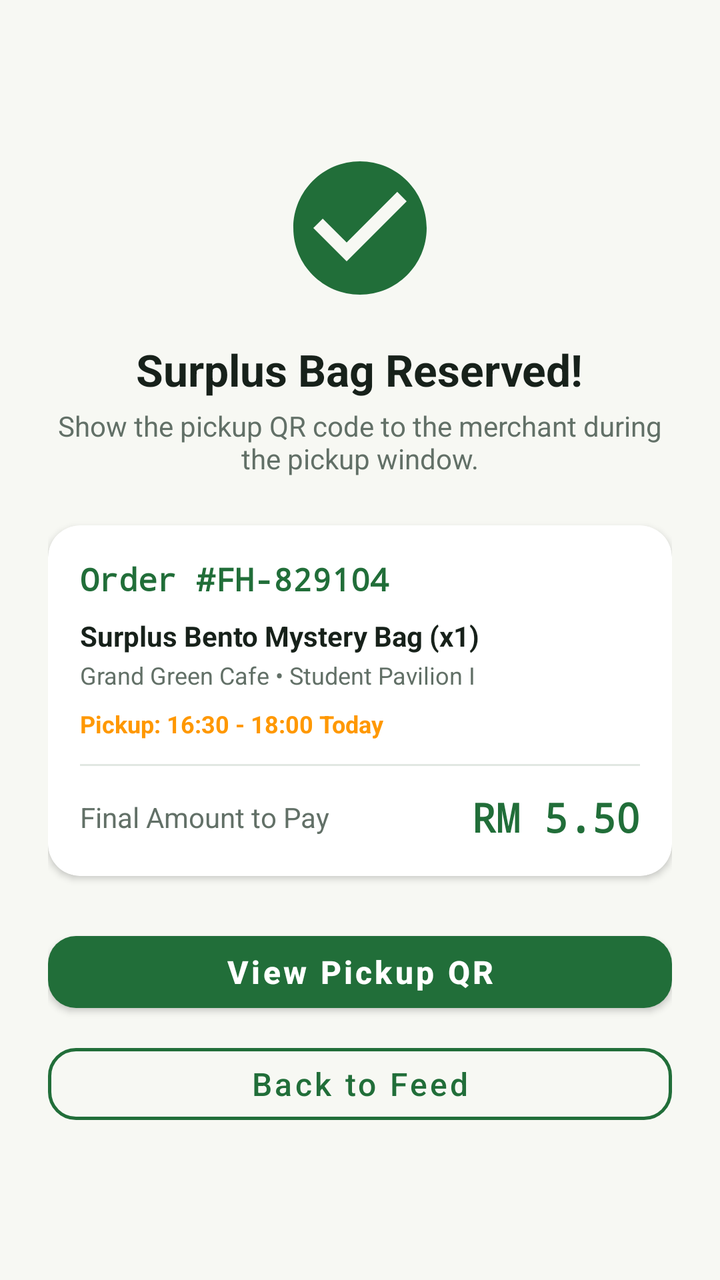
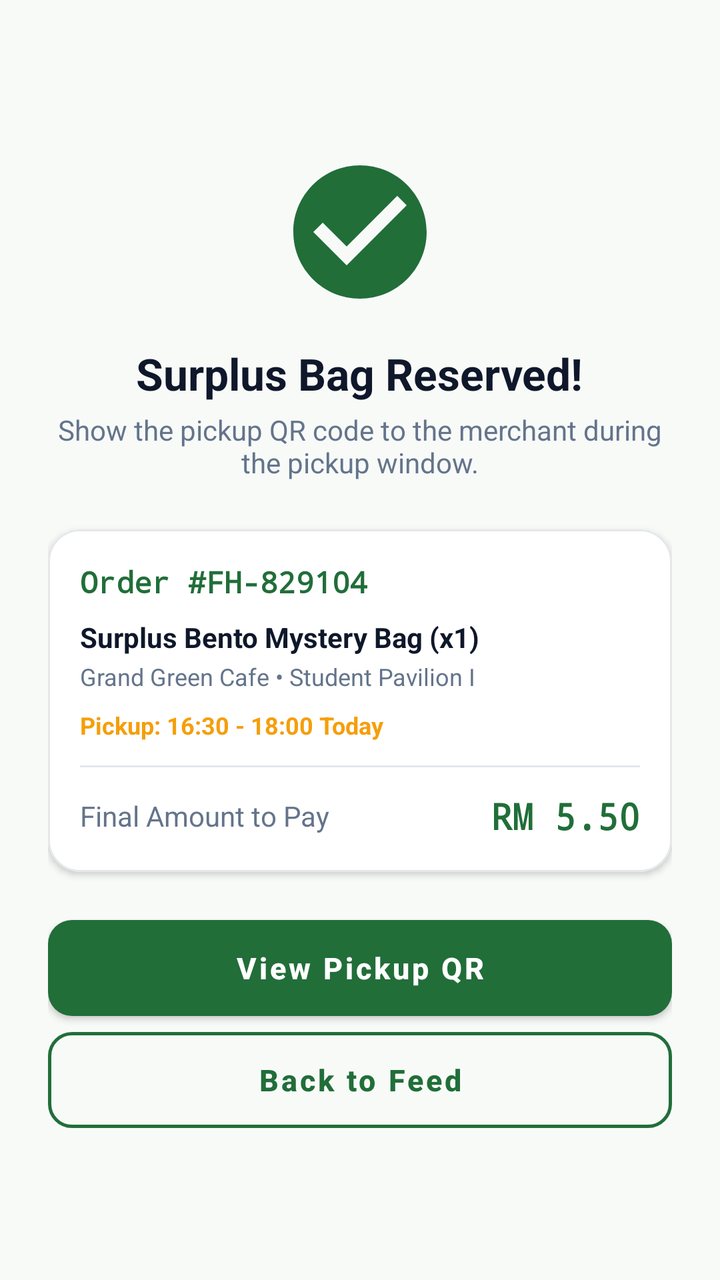

Before-and-after screenshots of an Android layout around one commit, followed by the original layout XML and the change that was made.
<!-- AndroidManifest.xml: application theme Theme.MAD_Group13_FoodHero -->
<!-- res/layout/activity_reservation_confirmation.xml -->
<?xml version="1.0" encoding="utf-8"?>
<LinearLayout xmlns:android="http://schemas.android.com/apk/res/android"
    xmlns:app="http://schemas.android.com/apk/res-auto"
    android:layout_width="match_parent"
    android:layout_height="match_parent"
    android:background="@color/colorBackground"
    android:gravity="center"
    android:orientation="vertical"
    android:padding="@dimen/spacing_24">

    
    <ImageView
        android:layout_width="80dp"
        android:layout_height="80dp"
        android:contentDescription="@null"
        android:src="@drawable/ic_check_circle"
        app:tint="@color/colorPrimary" />

    <TextView
        android:layout_width="wrap_content"
        android:layout_height="wrap_content"
        android:layout_marginTop="@dimen/spacing_16"
        android:text="@string/reservation_success_title"
        android:textColor="@color/colorTextPrimary"
        android:textSize="22sp"
        android:textStyle="bold" />

    <TextView
        android:layout_width="wrap_content"
        android:layout_height="wrap_content"
        android:layout_marginTop="@dimen/spacing_4"
        android:text="@string/reservation_success_msg"
        android:textAlignment="center"
        android:textColor="@color/colorTextSecondary"
        android:textSize="@dimen/text_size_body" />

    
    <com.google.android.material.card.MaterialCardView
        style="@style/Widget.FoodHero.Card"
        android:layout_width="match_parent"
        android:layout_height="wrap_content"
        android:layout_marginTop="@dimen/spacing_24">

        <LinearLayout
            android:layout_width="match_parent"
            android:layout_height="wrap_content"
            android:orientation="vertical"
            android:padding="@dimen/spacing_16">

            <TextView
                android:id="@+id/tv_confirm_order_code"
                android:layout_width="wrap_content"
                android:layout_height="wrap_content"
                android:fontFamily="monospace"
                android:text="Order #FH-829104"
                android:textColor="@color/colorPrimary"
                android:textSize="@dimen/text_size_action"
                android:textStyle="bold" />

            <TextView
                android:id="@+id/tv_confirm_item_title"
                android:layout_width="wrap_content"
                android:layout_height="wrap_content"
                android:layout_marginTop="@dimen/spacing_8"
                android:text="Surplus Bento Mystery Bag (x1)"
                android:textColor="@color/colorTextPrimary"
                android:textSize="@dimen/text_size_body"
                android:textStyle="bold" />

            <TextView
                android:id="@+id/tv_confirm_merchant"
                android:layout_width="wrap_content"
                android:layout_height="wrap_content"
                android:layout_marginTop="@dimen/spacing_2"
                android:text="Grand Green Cafe • Student Pavilion I"
                android:textColor="@color/colorTextSecondary"
                android:textSize="@dimen/text_size_caption" />

            <TextView
                android:id="@+id/tv_confirm_pickup_window"
                android:layout_width="wrap_content"
                android:layout_height="wrap_content"
                android:layout_marginTop="@dimen/spacing_8"
                android:text="Pickup: 16:30 - 18:00 Today"
                android:textColor="@color/colorAccent"
                android:textSize="@dimen/text_size_caption"
                android:textStyle="bold" />

            <View
                android:layout_width="match_parent"
                android:layout_height="1dp"
                android:layout_marginTop="@dimen/spacing_12"
                android:layout_marginBottom="@dimen/spacing_12"
                android:background="@color/colorDivider" />

            <LinearLayout
                android:layout_width="match_parent"
                android:layout_height="wrap_content"
                android:gravity="center_vertical"
                android:orientation="horizontal">

                <TextView
                    android:layout_width="0dp"
                    android:layout_height="wrap_content"
                    android:layout_weight="1"
                    android:text="Final Amount to Pay"
                    android:textColor="@color/colorTextSecondary"
                    android:textSize="@dimen/text_size_body" />

                <TextView
                    android:id="@+id/tv_confirm_final_price"
                    android:layout_width="wrap_content"
                    android:layout_height="wrap_content"
                    android:fontFamily="monospace"
                    android:text="RM 5.50"
                    android:textColor="@color/colorPrimary"
                    android:textSize="@dimen/text_size_title"
                    android:textStyle="bold" />
            </LinearLayout>
        </LinearLayout>
    </com.google.android.material.card.MaterialCardView>

    
    <com.google.android.material.button.MaterialButton
        android:id="@+id/btn_confirm_view_qr"
        style="@style/Widget.FoodHero.Button.Primary"
        android:layout_width="match_parent"
        android:layout_height="wrap_content"
        android:layout_marginTop="@dimen/spacing_24"
        android:text="@string/view_qr_code" />

    <com.google.android.material.button.MaterialButton
        android:id="@+id/btn_confirm_back_feed"
        style="@style/Widget.FoodHero.Button.Secondary"
        android:layout_width="match_parent"
        android:layout_height="wrap_content"
        android:layout_marginTop="@dimen/spacing_8"
        android:text="@string/back_to_feed" />
</LinearLayout>
<!-- resources referenced by this layout -->
<resources>
  <color name="colorAccent">#FF9800</color>
  <color name="colorBackground">#F7F8F3</color>
  <color name="colorDivider">#E1E7E2</color>
  <color name="colorPrimary">#216E39</color>
  <color name="colorTextPrimary">#17211A</color>
  <color name="colorTextSecondary">#627067</color>
  <dimen name="spacing_12">12dp</dimen>
  <dimen name="spacing_16">16dp</dimen>
  <dimen name="spacing_2">2dp</dimen>
  <dimen name="spacing_24">24dp</dimen>
  <dimen name="spacing_4">4dp</dimen>
  <dimen name="spacing_8">8dp</dimen>
  <dimen name="text_size_action">16sp</dimen>
  <dimen name="text_size_body">14sp</dimen>
  <dimen name="text_size_caption">12sp</dimen>
  <dimen name="text_size_title">20sp</dimen>
  <!-- drawable ic_check_circle (drawable) -->
  <vector xmlns:android="http://schemas.android.com/apk/res/android"
      android:width="24dp"
      android:height="24dp"
      android:viewportWidth="24"
      android:viewportHeight="24">
      <path
          android:fillColor="@color/colorPrimary"
          android:pathData="M12,2C6.48,2 2,6.48 2,12s4.48,10 10,10 10,-4.48 10,-10S17.52,2 12,2zm-2,15l-5,-5 1.41,-1.41L10,14.17l7.59,-7.59L19,8l-9,9z" />
  </vector>
  <string name="back_to_feed">Back to Feed</string>
  <string name="reservation_success_msg">Show the pickup QR code to the merchant during the pickup window.</string>
  <string name="reservation_success_title">Surplus Bag Reserved!</string>
  <string name="view_qr_code">View Pickup QR</string>
  <style name="Widget.FoodHero.Button.Primary" parent="Widget.MaterialComponents.Button">
          <item name="backgroundTint">@color/colorPrimary</item>
          <item name="android:textColor">@color/white</item>
          <item name="cornerRadius">@dimen/corner_button</item>
          <item name="android:minHeight">@dimen/min_touch_target</item>
          <item name="android:textSize">@dimen/text_size_action</item>
          <item name="android:textStyle">bold</item>
          <item name="elevation">2dp</item>
          <item name="android:textAllCaps">false</item>
      </style>
  <style name="Widget.FoodHero.Button.Secondary" parent="Widget.MaterialComponents.Button.OutlinedButton">
          <item name="strokeColor">@color/colorPrimary</item>
          <item name="strokeWidth">1.5dp</item>
          <item name="android:textColor">@color/colorPrimary</item>
          <item name="cornerRadius">@dimen/corner_button</item>
          <item name="android:minHeight">@dimen/min_touch_target</item>
          <item name="android:textSize">@dimen/text_size_action</item>
          <item name="android:textAllCaps">false</item>
      </style>
  <style name="Widget.FoodHero.Card" parent="Widget.MaterialComponents.CardView">
          <item name="cardCornerRadius">@dimen/corner_card</item>
          <item name="cardElevation">@dimen/elevation_card</item>
          <item name="cardBackgroundColor">@color/colorSurface</item>
          <item name="cardMaxElevation">@dimen/elevation_card_elevated</item>
          <item name="android:clipToPadding">false</item>
      </style>
  <color name="white">#FFFFFF</color>
  <dimen name="corner_button">14dp</dimen>
  <dimen name="min_touch_target">48dp</dimen>
  <dimen name="corner_card">16dp</dimen>
  <dimen name="elevation_card">2dp</dimen>
  <color name="colorSurface">#FFFFFF</color>
  <dimen name="elevation_card_elevated">6dp</dimen>
  <color name="colorPrimaryDark">#123C25</color>
  <color name="colorAccentContainer">#FFF1D6</color>
  <color name="colorError">#B3261E</color>
  <!-- unchanged entries left out for length: 1 -->
</resources>

<!-- the commit's change to res/layout/activity_reservation_confirmation.xml (unified diff, before → after) -->
@@ -4,6 +4,7 @@
     android:layout_width="match_parent"
     android:layout_height="match_parent"
     android:background="@color/colorBackground"
+    android:fitsSystemWindows="true"
     android:gravity="center"
     android:orientation="vertical"
     android:padding="@dimen/spacing_24">
<!-- resource entries referenced after the edit -->
@@ -1,21 +1,21 @@
 <!-- resources referenced by this layout -->
 <resources>
-  <color name="colorAccent">#FF9800</color>
-  <color name="colorBackground">#F7F8F3</color>
-  <color name="colorDivider">#E1E7E2</color>
+  <color name="colorAccent">#F59E0B</color>
+  <color name="colorBackground">#F8FAF8</color>
+  <color name="colorDivider">#E2E8F0</color>
   <color name="colorPrimary">#216E39</color>
-  <color name="colorTextPrimary">#17211A</color>
-  <color name="colorTextSecondary">#627067</color>
+  <color name="colorTextPrimary">#0F172A</color>
+  <color name="colorTextSecondary">#64748B</color>
   <dimen name="spacing_12">12dp</dimen>
   <dimen name="spacing_16">16dp</dimen>
   <dimen name="spacing_2">2dp</dimen>
   <dimen name="spacing_24">24dp</dimen>
   <dimen name="spacing_4">4dp</dimen>
   <dimen name="spacing_8">8dp</dimen>
-  <dimen name="text_size_action">16sp</dimen>
+  <dimen name="text_size_action">15sp</dimen>
   <dimen name="text_size_body">14sp</dimen>
   <dimen name="text_size_caption">12sp</dimen>
-  <dimen name="text_size_title">20sp</dimen>
+  <dimen name="text_size_title">18sp</dimen>
   <!-- drawable ic_check_circle (drawable) -->
   <vector xmlns:android="http://schemas.android.com/apk/res/android"
       android:width="24dp"
@@ -34,10 +34,12 @@
           <item name="backgroundTint">@color/colorPrimary</item>
           <item name="android:textColor">@color/white</item>
           <item name="cornerRadius">@dimen/corner_button</item>
-          <item name="android:minHeight">@dimen/min_touch_target</item>
+          <item name="android:minHeight">@dimen/button_height_primary</item>
           <item name="android:textSize">@dimen/text_size_action</item>
           <item name="android:textStyle">bold</item>
-          <item name="elevation">2dp</item>
+          <item name="android:insetTop">0dp</item>
+          <item name="android:insetBottom">0dp</item>
+          <item name="elevation">@dimen/elevation_card</item>
           <item name="android:textAllCaps">false</item>
       </style>
   <style name="Widget.FoodHero.Button.Secondary" parent="Widget.MaterialComponents.Button.OutlinedButton">
@@ -45,8 +47,11 @@
           <item name="strokeWidth">1.5dp</item>
           <item name="android:textColor">@color/colorPrimary</item>
           <item name="cornerRadius">@dimen/corner_button</item>
-          <item name="android:minHeight">@dimen/min_touch_target</item>
+          <item name="android:minHeight">@dimen/button_height_primary</item>
           <item name="android:textSize">@dimen/text_size_action</item>
+          <item name="android:textStyle">bold</item>
+          <item name="android:insetTop">0dp</item>
+          <item name="android:insetBottom">0dp</item>
           <item name="android:textAllCaps">false</item>
       </style>
   <style name="Widget.FoodHero.Card" parent="Widget.MaterialComponents.CardView">
@@ -54,18 +59,21 @@
           <item name="cardElevation">@dimen/elevation_card</item>
           <item name="cardBackgroundColor">@color/colorSurface</item>
           <item name="cardMaxElevation">@dimen/elevation_card_elevated</item>
+          <item name="strokeColor">@color/colorCardBorder</item>
+          <item name="strokeWidth">1dp</item>
           <item name="android:clipToPadding">false</item>
       </style>
   <color name="white">#FFFFFF</color>
-  <dimen name="corner_button">14dp</dimen>
-  <dimen name="min_touch_target">48dp</dimen>
+  <dimen name="corner_button">12dp</dimen>
+  <dimen name="button_height_primary">48dp</dimen>
   <dimen name="corner_card">16dp</dimen>
   <dimen name="elevation_card">2dp</dimen>
   <color name="colorSurface">#FFFFFF</color>
-  <dimen name="elevation_card_elevated">6dp</dimen>
+  <dimen name="elevation_card_elevated">4dp</dimen>
+  <color name="colorCardBorder">#E5E7EB</color>
   <color name="colorPrimaryDark">#123C25</color>
-  <color name="colorAccentContainer">#FFF1D6</color>
-  <color name="colorError">#B3261E</color>
+  <color name="colorAccentContainer">#FEF3C7</color>
+  <color name="colorError">#DC2626</color>
   <!-- unchanged entries left out for length: 1 -->
 </resources>
 
